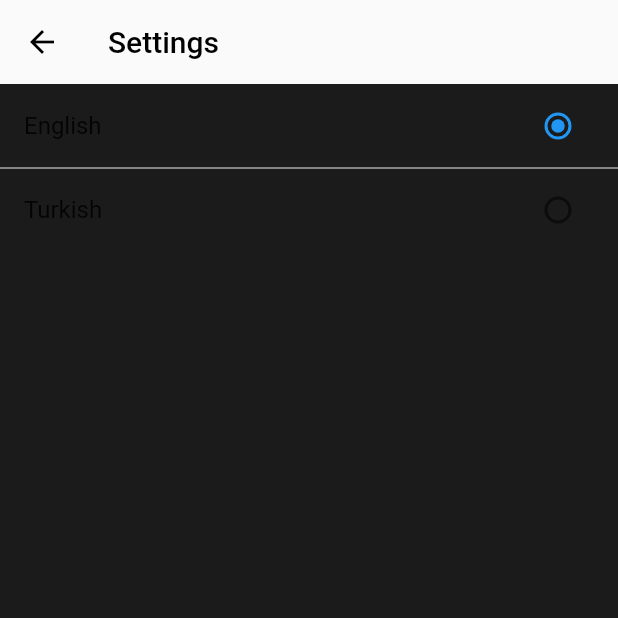
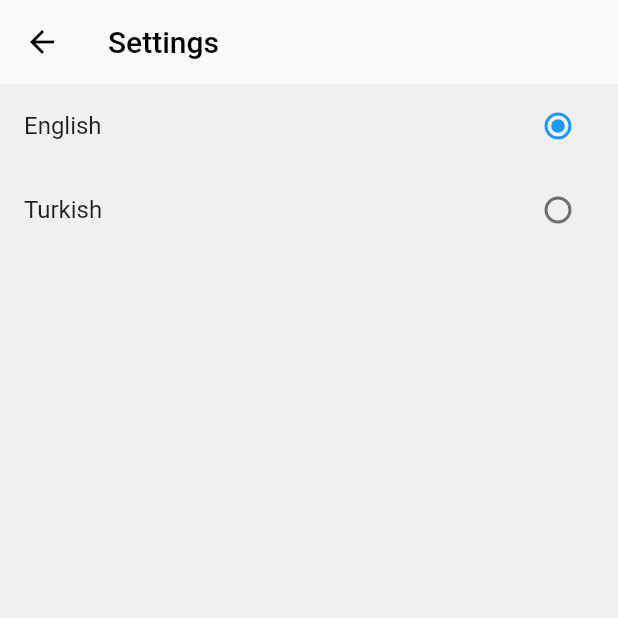
Before and after one commit to sahinozan/Earthquake-App, a Flutter app: the LanguageSettingsPage screen opened directly, on a phone screen of 412 x 824 dp, the top half of it. Run offline on Flutter 3.47's test engine with Material 2 defaults, Android fonts, the phone set to English and light mode, and no system bars; our stand-ins replace flutter_riverpod, google_maps_flutter, settings_ui.

Commit message:
language settings dark mode fixed

```diff
--- a/lib/pages/language_settings_page.dart
+++ b/lib/pages/language_settings_page.dart
@@ -39,7 +39,7 @@
         ),
       ),
       body: ColoredBox(
-        color: const Color(0xff1b1b1b),
+        color: isDarkMode ? const Color(0xff1b1b1b) : const Color(0xfff0f0f0),
         child: ListView.separated(
           itemBuilder: (context, index) {
             return ListTile(
@@ -65,9 +65,6 @@
                           color: Colors.white,
                         ),
                       ),
-                      shape: RoundedRectangleBorder(
-                        borderRadius: BorderRadius.circular(20),
-                      ),
                       backgroundColor: Colors.grey.shade800,
                       duration: const Duration(seconds: 1),
                     ),
--- a/pubspec.yaml
+++ b/pubspec.yaml
@@ -37,6 +37,7 @@
   settings_ui: ^2.0.2
   flutter_riverpod: ^2.0.0-dev.8
   animations: ^2.0.3
+  http: ^0.13.4
 
 dev_dependencies:
   flutter_test:
```
Also changed, not shown: pubspec.lock.
